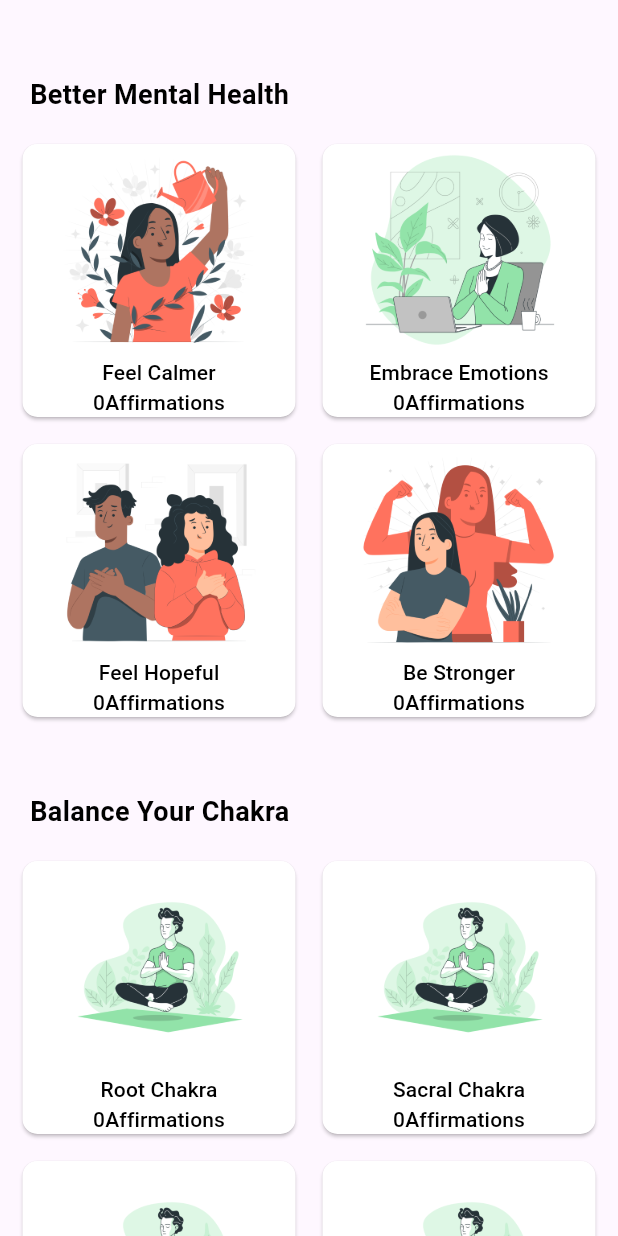
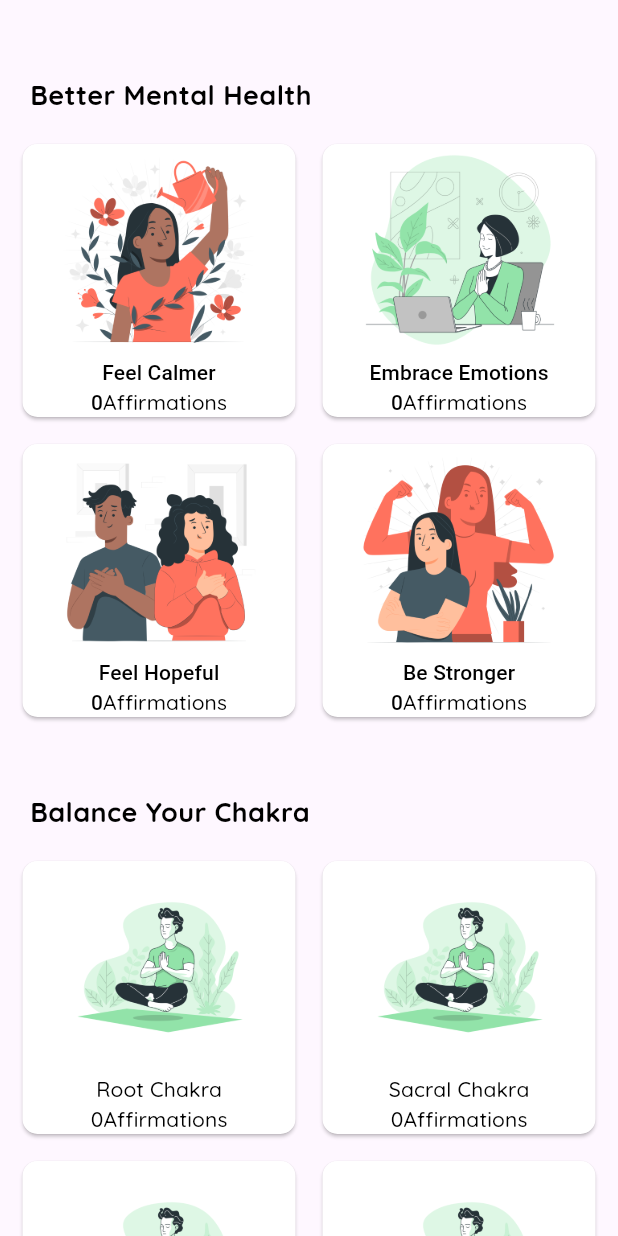
Before and after one commit to NurYahya24/PA_KELOMPOK2_B1_MOBILE, a Flutter app: the affirmation_page screen opened directly, on a phone screen of 412 x 824 dp. Run offline on Flutter 3.47's test engine with Material 3 defaults, Android fonts, the phone set to English and light mode, and no system bars; our stand-ins replace cloud_firestore, firebase_auth, firebase_core, google_fonts; accounts and stored records are empty; network calls fail.

Commit message:
add font

```diff
--- a/lib/screens/affirmation.dart
+++ b/lib/screens/affirmation.dart
@@ -1,4 +1,5 @@
 import 'package:flutter/material.dart';
+import 'package:google_fonts/google_fonts.dart';
 
 class mentalHealth {
   String judul, foto;
@@ -44,10 +45,12 @@ class affirmation_page extends StatelessWidget {
               padding: EdgeInsets.only(left: 20, right: 16),
               child: Text(
                 'Better Mental Health',
-                style: TextStyle(
+                style: GoogleFonts.quicksand(
+                  textStyle: TextStyle(
                       color: Colors.black,
                       fontSize: 18,
                       fontWeight: FontWeight.bold),
+                ),
               )),
           const SizedBox(
             height: 20,
@@ -85,7 +88,9 @@ class affirmation_page extends StatelessWidget {
                               ),
                               Text(
                                 'Affirmations',
-                                style: TextStyle(color: Colors.black),
+                                style: GoogleFonts.quicksand(
+                                  textStyle: TextStyle(color: Colors.black),
+                                ),
                               )
                             ],
                           ),
@@ -100,10 +105,12 @@ class affirmation_page extends StatelessWidget {
               padding: EdgeInsets.only(left: 20, right: 16),
               child: Text(
                 'Balance Your Chakra',
-                style: TextStyle(
+                style: GoogleFonts.quicksand(
+                  textStyle: TextStyle(
                       color: Colors.black,
                       fontSize: 18,
                       fontWeight: FontWeight.bold),
+                ),
               )),
           const SizedBox(
             height: 20,
@@ -129,7 +136,9 @@ class affirmation_page extends StatelessWidget {
                         ),
                         Text(
                           _chakraBoost[index].judul.toString(),
-                          style: TextStyle(color: Colors.black),
+                          style: GoogleFonts.quicksand(
+                            textStyle: TextStyle(color: Colors.black),
+                          ),
                         ),
                         Center(
                           child: Row(
@@ -137,11 +146,15 @@ class affirmation_page extends StatelessWidget {
                             children: [
                               Text(
                                 '0',
-                                style: TextStyle(color: Colors.black),
+                                style: GoogleFonts.quicksand(
+                                  textStyle: TextStyle(color: Colors.black),
+                                ),
                               ),
                               Text(
                                 'Affirmations',
-                                style: TextStyle(color: Colors.black),
+                                style: GoogleFonts.quicksand(
+                                  textStyle: TextStyle(color: Colors.black),
+                                ),
                               )
                             ],
                           ),
```
Also changed, not shown: lib/screens/highlight.dart (+15 -4 lines), lib/screens/home.dart (+34 -12 lines), lib/screens/journal.dart (+46 -18 lines). Lines whose indentation alone changed are shown as unchanged.
